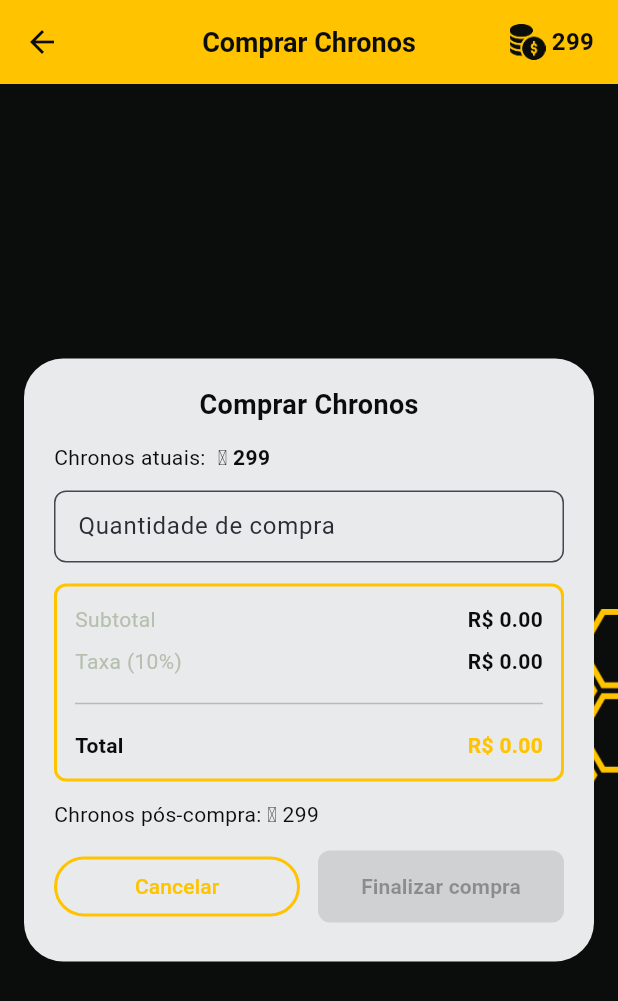
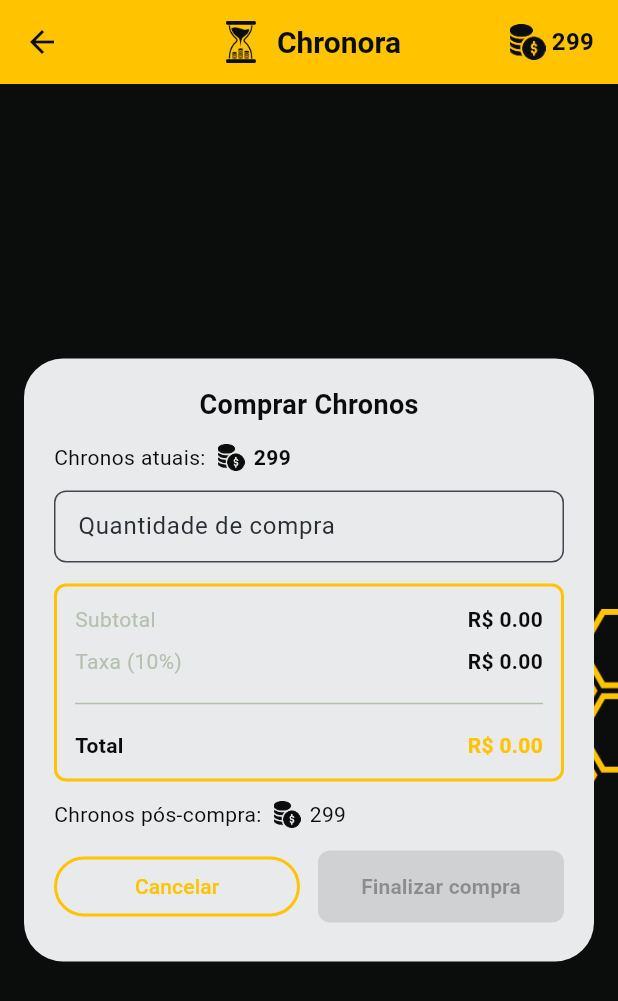
Before and after one commit to Chronora-ADS/Chronora-Flutter, a Flutter app: the BuyChronosPage screen opened by its route, on a phone screen of 412 x 824 dp. Shown: the top 1001 px of the screen. Run offline on Flutter 3.47's test engine with Material 3 defaults, Android fonts, the phone set to English and light mode, and no system bars; our stand-ins replace file_picker, shared_preferences; accounts and stored records are empty.

Commit message:
feat: Update Buy and Sell Chronos pages to include logo and coin images in titles and balances

```diff
--- a/lib/pages/buy_chronos/buy_chronos_page.dart
+++ b/lib/pages/buy_chronos/buy_chronos_page.dart
@@ -91,13 +91,24 @@ class _BuyChronosPageState extends State<BuyChronosPage> {
           icon: Icon(Icons.arrow_back, color: AppColors.preto),
           onPressed: () => Navigator.pop(context),
         ),
-        title: Text(
-          'Comprar Chronos',
-          style: TextStyle(
-            color: AppColors.preto,
-            fontWeight: FontWeight.bold,
-            fontSize: 18,
-          ),
+        title: Row(
+          mainAxisSize: MainAxisSize.min,
+          children: [
+            Image.asset(
+              'assets/img/LogoBackgroundYellow.png',
+              width: 32,
+              height: 32,
+            ),
+            const SizedBox(width: 8),
+            const Text(
+              'Chronora',
+              style: TextStyle(
+                fontSize: 20,
+                fontWeight: FontWeight.bold,
+                color: AppColors.preto,
+              ),
+            ),
+          ],
         ),
         actions: [
           Consumer<BuyChronosController>(
@@ -163,8 +174,10 @@ class _BuyChronosPageState extends State<BuyChronosPage> {
                               ),
                             ),
                             const SizedBox(width: 8),
+                            Image.asset('assets/img/Coin.png', width: 18, height: 18),
+                            const SizedBox(width: 6),
                             Text(
-                              '🪙 ${controller.currentBalance}',
+                              '${controller.currentBalance}',
                               style: TextStyle(
                                 color: AppColors.preto,
                                 fontWeight: FontWeight.bold,
@@ -224,9 +237,14 @@ class _BuyChronosPageState extends State<BuyChronosPage> {
                         const SizedBox(height: 12),
 
                         // Chronos pós-compra
-                        Text(
-                          'Chronos pós-compra: 🪙 ${controller.chronosAfterPurchase}',
-                          style: TextStyle(color: AppColors.preto),
+                        Row(
+                          children: [
+                            Text('Chronos pós-compra:', style: TextStyle(color: AppColors.preto)),
+                            const SizedBox(width: 8),
+                            Image.asset('assets/img/Coin.png', width: 18, height: 18),
+                            const SizedBox(width: 6),
+                            Text('${controller.chronosAfterPurchase}', style: TextStyle(color: AppColors.preto)),
+                          ],
                         ),
                         const SizedBox(height: 14),
 
```
Also changed, not shown: lib/pages/sell_chronos/sell_chronos_page.dart (+29 -11 lines).
